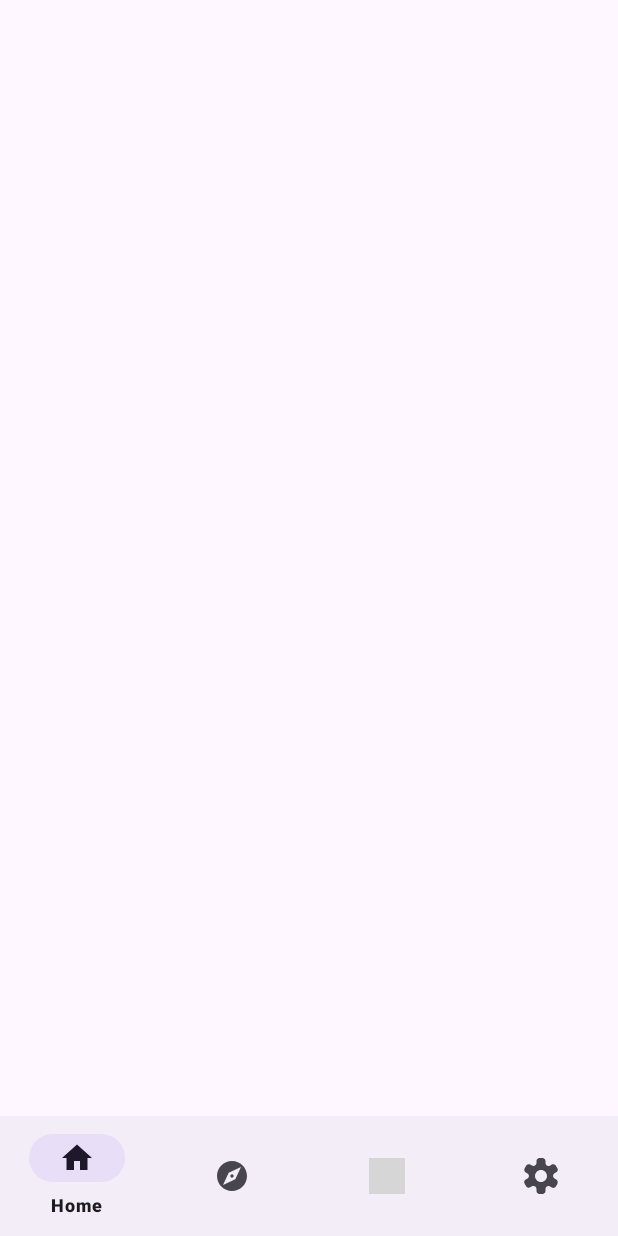
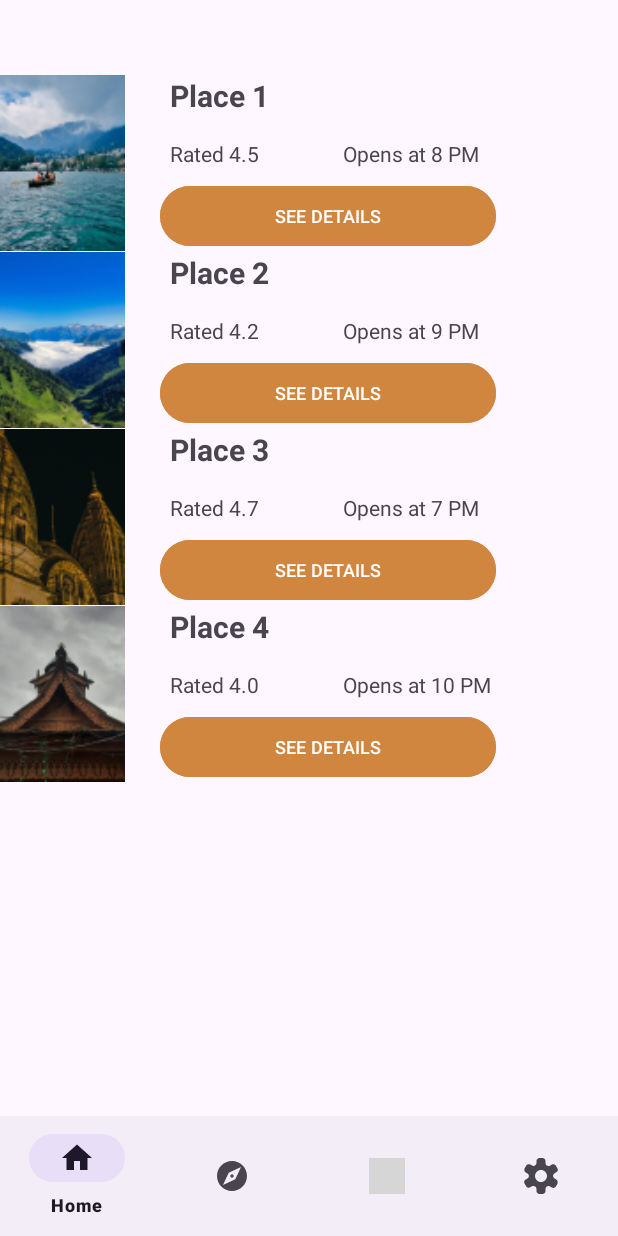
Before and after one commit to Bhuvan588/Tourism-App, an Android app: the HomeFragment screen opened directly, with no data from a screen before it, on a phone screen of 412 x 824 dp. Run offline under Robolectric (Android 15) with nearby library versions, the light colour scheme and no system bars; grey boxes are pictures that could not be loaded.

Commit message:
Home ka RecyclerView ho gaya :)

```diff
--- a/app/src/main/java/com/example/mad_final/HomeFragment.java
+++ b/app/src/main/java/com/example/mad_final/HomeFragment.java
@@ -1,6 +1,5 @@
 package com.example.mad_final;
 
-import android.annotation.SuppressLint;
 import android.os.Bundle;
 import android.view.LayoutInflater;
 import android.view.View;
@@ -17,15 +16,10 @@ public class HomeFragment extends Fragment {
 
     RecyclerView recyclerView;
     PlaceAdapter placeAdapter;
-    List<Place> placeList ;
+    List<Place> placeList;
 
     public HomeFragment() {
         // Required empty public constructor
-    }
-
-    @Override
-    public void onCreate(Bundle savedInstanceState) {
-        super.onCreate(savedInstanceState);
     }
 
     @Override
@@ -33,38 +27,24 @@ public class HomeFragment extends Fragment {
                              Bundle savedInstanceState) {
         View view = inflater.inflate(R.layout.fragment_home, container, false);
 
-        // Initialize RecyclerView
-        initRecyclerView(view);
+        // Initialize placeList and RecyclerView
+        placeList = new ArrayList<>();
+        initPlaceList();
 
-        // Populate placeList
-        initPlaceList();
+        recyclerView = view.findViewById(R.id.home_recyclerView);
+        recyclerView.setLayoutManager(new LinearLayoutManager(getContext()));
+
+        // Initialize adapter and set it to RecyclerView
+        placeAdapter = new PlaceAdapter(getContext(), placeList);
+        recyclerView.setAdapter(placeAdapter);
 
         return view;
     }
 
-    private void initRecyclerView(View view) {
-        recyclerView = view.findViewById(R.id.home_recyclerView);
-
-
-        // Initialize adapter and set it to RecyclerView
-        placeAdapter = new PlaceAdapter(getContext(), placeList);
-        recyclerView.setLayoutManager(new LinearLayoutManager(getContext()));
-        recyclerView.setAdapter(placeAdapter);
-    }
-
-
     private void initPlaceList() {
-        placeList = new ArrayList<>();
-        placeList.add(new Place("Place 1", "4.5", "8 PM", R.drawable.temple, "Description for Place 1"));
-        placeList.add(new Place("Place 2", "4.2", "9 PM", R.drawable.temple, "Description for Place 2"));
-        placeList.add(new Place("Place 3", "4.7", "7 PM", R.drawable.temple, "Description for Place 3"));
-        placeList.add(new Place("Place 4", "4.0", "10 PM", R.drawable.temple, "Description for Place 4"));
-
-        // Notify the adapter that the data set has changed
-
-        placeAdapter.notifyDataSetChanged();
-
-
-
+        placeList.add(new Place("Place 1", "Rated 4.5", "Opens at 8 PM", R.mipmap.image_1, "Description for Place 1"));
+        placeList.add(new Place("Place 2", "Rated 4.2", "Opens at 9 PM", R.mipmap.image_2, "Description for Place 2"));
+        placeList.add(new Place("Place 3", "Rated 4.7", "Opens at 7 PM", R.mipmap.image_3, "Description for Place 3"));
+        placeList.add(new Place("Place 4", "Rated 4.0", "Opens at 10 PM", R.mipmap.image_4, "Description for Place 4"));
     }
 }
--- a/app/src/main/res/layout/place_card_layout.xml
+++ b/app/src/main/res/layout/place_card_layout.xml
@@ -7,55 +7,57 @@
 
     <ImageView
         android:id="@+id/place_image"
-        android:layout_width="100dp"
-        android:layout_height="145dp"
-        android:src="@drawable/temple"
-        android:scaleType="centerCrop"/>
+        android:layout_width="83dp"
+        android:layout_height="127dp"
+        android:layout_marginTop="-10dp"
+        android:scaleType="centerCrop"
+        android:src="@drawable/temple" />
 
     <TextView
+        android:id="@+id/place_name"
         android:layout_width="wrap_content"
         android:layout_height="wrap_content"
+        android:layout_marginLeft="30dp"
+        android:layout_toEndOf="@+id/place_image"
         android:text="Place Name 1"
-        android:layout_toEndOf="@+id/place_image"
-        android:layout_marginLeft="30dp"
-        android:textStyle="bold"
-        android:id="@+id/place_name"
-        android:textSize="24sp"
-        />
+        android:textSize="20sp"
+        android:textStyle="bold" />
+
     <TextView
         android:id="@+id/place_rating"
         android:layout_width="wrap_content"
         android:layout_height="wrap_content"
         android:layout_below="@+id/place_name"
+        android:layout_marginLeft="30dp"
+        android:layout_marginTop="15dp"
         android:layout_toEndOf="@+id/place_image"
-        android:layout_marginLeft="30dp"
         android:text="Rated 4.5 stars"
-        android:textSize="16sp"
-        android:layout_marginTop="15dp"
-        />
+        android:textSize="14sp" />
 
     <TextView
+        android:id="@+id/place_status"
         android:layout_width="wrap_content"
         android:layout_height="wrap_content"
-        android:id="@+id/place_status"
+        android:layout_below="@+id/place_name"
+        android:layout_marginStart="56dp"
+        android:layout_marginLeft="65dp"
+        android:layout_marginTop="15dp"
         android:layout_toEndOf="@+id/place_rating"
-        android:layout_below="@+id/place_name"
-        android:layout_marginTop="15dp"
         android:text="Open till 8"
-        android:textSize="16sp"
-        android:layout_marginLeft="65dp"
-        />
+        android:textSize="14sp" />
+
     <Button
-        android:layout_width="260dp"
+        android:id="@+id/place_details_button"
+        android:layout_width="224dp"
         android:layout_height="wrap_content"
+        android:layout_below="@+id/place_rating"
+        android:layout_marginStart="23dp"
+        android:layout_marginLeft="25dp"
+        android:layout_marginTop="8dp"
         android:layout_toEndOf="@id/place_image"
-        android:layout_below="@+id/place_rating"
-        android:layout_marginTop="15dp"
-        android:layout_marginLeft="25dp"
-        android:text="SEE DETAILS"
-        android:id="@+id/place_details_button"
         android:backgroundTint="@color/primary_orange"
         android:padding="10dp"
-        />
+        android:text="SEE DETAILS"
+        android:textSize="12sp" />
 
 </RelativeLayout>
```
